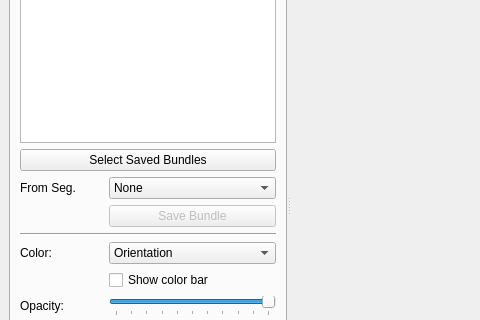
Old version of the form braviz/interaction/qt_guis/subject_overview.ui in the repository diego0020/braviz-app; both pictures show x 0 to 480 and y 127 to 447 of the 857 by 658 pixel window.
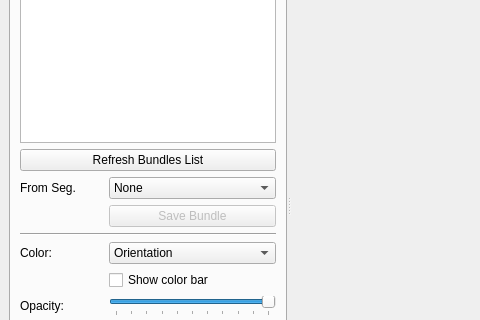
New version of the form. The open tabs and pages were chosen to show the change. Icons and pictures are not drawn.

Commit message: simplification of tractography panel in subject overview

The edit to the form file:
```diff
--- a/braviz/interaction/qt_guis/subject_overview.ui
+++ b/braviz/interaction/qt_guis/subject_overview.ui
@@ -719,7 +719,7 @@
             <item>
              <widget class="QPushButton" name="add_saved_bundles">
               <property name="text">
-               <string>Select Saved Bundles</string>
+               <string>Refresh Bundles List</string>
               </property>
              </widget>
             </item>
```
Left out of the diff: 6 changed lines with no effect on the pictures. The commit also changes 5 other files.
